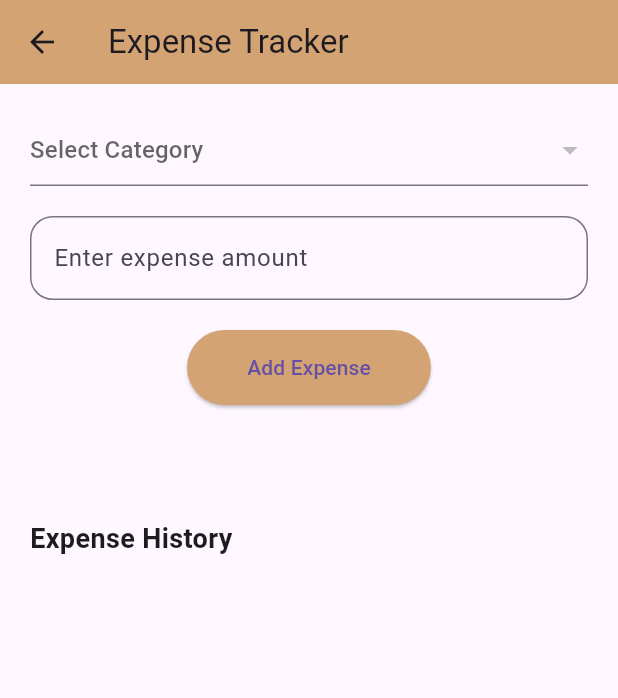
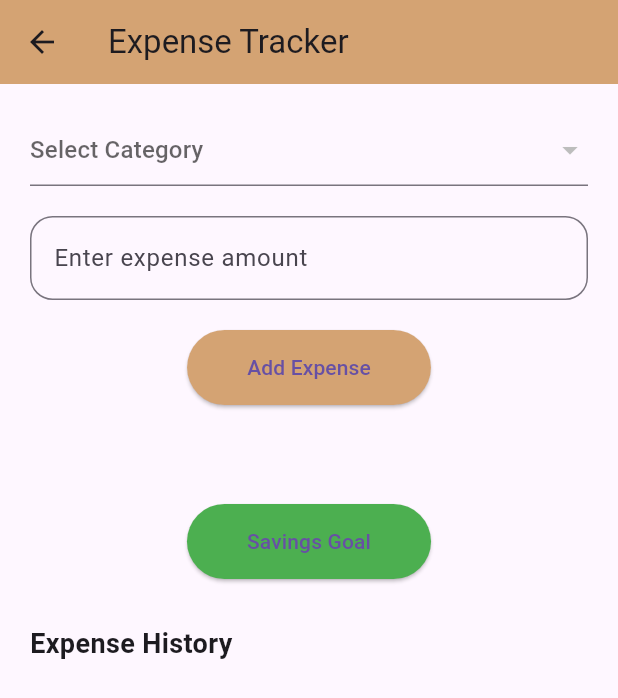
Before and after one commit to Thanusrisabarirajan/SMART_SPEND_APP, a Flutter app: the ExpenseScreen screen opened directly with empty values, on a phone screen of 412 x 824 dp. Shown: the top 698 px of the screen. Run offline on Flutter 3.47's test engine with Material 3 defaults, Android fonts, the phone set to English and light mode, and no system bars.

Commit message:
Implemented spending reminder feature and added savings goal screen with progress tracking

```diff
--- a/lib/expense_screen.dart
+++ b/lib/expense_screen.dart
@@ -1,4 +1,5 @@
 import 'package:flutter/material.dart';
+import 'savings_goal_screen.dart';
 
 class ExpenseScreen extends StatefulWidget {
   final List<Map<String, dynamic>> categories;
@@ -11,7 +12,7 @@ class ExpenseScreen extends StatefulWidget {
 
 class _ExpenseScreenState extends State<ExpenseScreen> {
 
-  TextEditingController expenseController = TextEditingController();
+  final TextEditingController expenseController = TextEditingController();
 
   String? selectedCategory;
 
@@ -27,7 +28,7 @@ class _ExpenseScreenState extends State<ExpenseScreen> {
   void initState() {
     super.initState();
 
-    // calculate total budget from categories
+    // Calculate total budget from categories
     for (var cat in widget.categories) {
       totalBudget += cat["limit"] as int;
     }
@@ -68,7 +69,7 @@ class _ExpenseScreenState extends State<ExpenseScreen> {
 
       });
 
-      // spending reminder logic
+      // Spending reminder
       if (totalSpent > totalBudget * 0.7) {
 
         ScaffoldMessenger.of(context).showSnackBar(
@@ -145,9 +146,7 @@ class _ExpenseScreenState extends State<ExpenseScreen> {
             const SizedBox(height: 20),
 
             ElevatedButton(
-
               onPressed: addExpense,
-
               style: ElevatedButton.styleFrom(
                 backgroundColor: const Color(0xFFD4A373),
                 padding: const EdgeInsets.symmetric(
@@ -155,9 +154,7 @@ class _ExpenseScreenState extends State<ExpenseScreen> {
                   vertical: 15,
                 ),
               ),
-
               child: const Text("Add Expense"),
-
             ),
 
             const SizedBox(height: 20),
@@ -169,6 +166,29 @@ class _ExpenseScreenState extends State<ExpenseScreen> {
                 fontWeight: FontWeight.bold,
                 color: messageColor,
               ),
+            ),
+
+            const SizedBox(height: 20),
+
+            ElevatedButton(
+              onPressed: () {
+
+                Navigator.push(
+                  context,
+                  MaterialPageRoute(
+                    builder: (context) => const SavingsGoalScreen(),
+                  ),
+                );
+
+              },
+              style: ElevatedButton.styleFrom(
+                backgroundColor: Colors.green,
+                padding: const EdgeInsets.symmetric(
+                  horizontal: 40,
+                  vertical: 15,
+                ),
+              ),
+              child: const Text("Savings Goal"),
             ),
 
             const SizedBox(height: 30),
```
Also changed, not shown: lib/savings_goal_screen.dart (added, +125 -0 lines).
